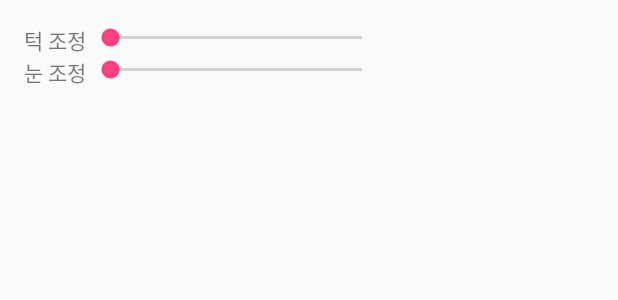
After one commit to helloworldajou/android, an Android app: the layout layout_setting.xml on its own in the app's theme, with its tools: preview values and no code run, on a phone screen of 412 x 824 dp. The commit adds this screen. Shown: the top 300 px of the screen. Run offline under Robolectric (Android 15) with nearby library versions, the phone set to English and light mode, and no system bars.

Commit message:
view remake

```diff
--- a/app/build.gradle
+++ b/app/build.gradle
@@ -6,7 +6,7 @@ android {
 
     defaultConfig {
         applicationId "com.helloworld.cumera"
-        minSdkVersion 21
+        minSdkVersion 19
         targetSdkVersion 25
 
         sourceSets {
--- /dev/null
+++ b/app/src/main/res/layout/layout_setting.xml
@@ -0,0 +1,49 @@
+<?xml version="1.0" encoding="utf-8"?>
+    <LinearLayout xmlns:android="http://schemas.android.com/apk/res/android"
+    android:layout_width="wrap_content"
+    android:layout_height="wrap_content"
+    android:orientation="vertical"
+    android:paddingBottom="@dimen/activity_vertical_margin"
+    android:paddingLeft="@dimen/activity_horizontal_margin"
+    android:paddingRight="@dimen/activity_horizontal_margin"
+    android:paddingTop="@dimen/activity_vertical_margin"
+        >
+        <LinearLayout
+        android:orientation="horizontal"
+        android:layout_width="wrap_content"
+        android:layout_height="wrap_content">
+
+        <TextView
+            android:layout_width="wrap_content"
+            android:layout_height="wrap_content"
+            android:text="턱 조정"
+            android:id="@+id/chinTextView" />
+
+        <SeekBar
+            android:layout_width="200dp"
+            android:layout_height="wrap_content"
+            android:max="100"
+            android:id="@+id/chinSeekBar" />
+
+    </LinearLayout>
+
+        <LinearLayout
+            android:orientation="horizontal"
+            android:layout_width="wrap_content"
+            android:layout_height="wrap_content">
+
+            <TextView
+                android:layout_width="wrap_content"
+                android:layout_height="wrap_content"
+                android:text="눈 조정"
+                android:id="@+id/eyeTextView" />
+
+            <SeekBar
+                android:id="@+id/eyeSeekBar"
+                android:layout_width="200dp"
+                android:layout_height="wrap_content"
+                android:max="100" />
+
+        </LinearLayout>
+
+    </LinearLayout>
--- a/build.gradle
+++ b/build.gradle
@@ -6,7 +6,7 @@ buildscript {
         jcenter()
     }
     dependencies {
-        classpath 'com.android.tools.build:gradle:2.3.2'
+        classpath 'com.android.tools.build:gradle:2.2.2'
         classpath 'com.jakewharton.hugo:hugo-plugin:1.2.1'
         classpath 'com.jfrog.bintray.gradle:gradle-bintray-plugin:1.7'
         classpath "com.github.dcendents:android-maven-gradle-plugin:1.4.1"
@@ -30,6 +30,6 @@ ext {
     releaseVersionCode = 1
     releaseVersionName = '1.0.4'
 
-    androidBuildToolsVersion = '25.0.3'
-    androidSupportSdkVersion = '25.3.1'
+    androidBuildToolsVersion = '25.0.2'
+    androidSupportSdkVersion = '25.2.0'
 }
--- a/dlib/build.gradle
+++ b/dlib/build.gradle
@@ -9,7 +9,7 @@ android {
     buildToolsVersion '25.0.2'
 
     defaultConfig {
-        minSdkVersion 21
+        minSdkVersion 19
         targetSdkVersion 25
         versionCode 1
         versionName "${rootProject.ext.releaseVersionName}"
--- a/settings.gradle
+++ b/settings.gradle
@@ -1,3 +1,2 @@
 include ':app', ':dlib'
 include ':openCVLibrary320'
-include ':openCVLibrary320'
```
Also changed, not shown: app/src/main/AndroidManifest.xml (+0 -7 lines), app/src/main/java/com/helloworld/cumera/activities/CameraActivity.java (+67 -8 lines), app/src/main/java/com/helloworld/cumera/activities/MainActivity.java (+7 -7 lines), app/src/main/java/com/helloworld/cumera/activities/ManipulationSettingActivity.java (deleted, +0 -70 lines), app/src/main/res/layout/activity_camera.xml (+32 -28 lines), app/src/main/res/layout/layout_camera.xml (added, +28 -0 lines), 2 other files.
